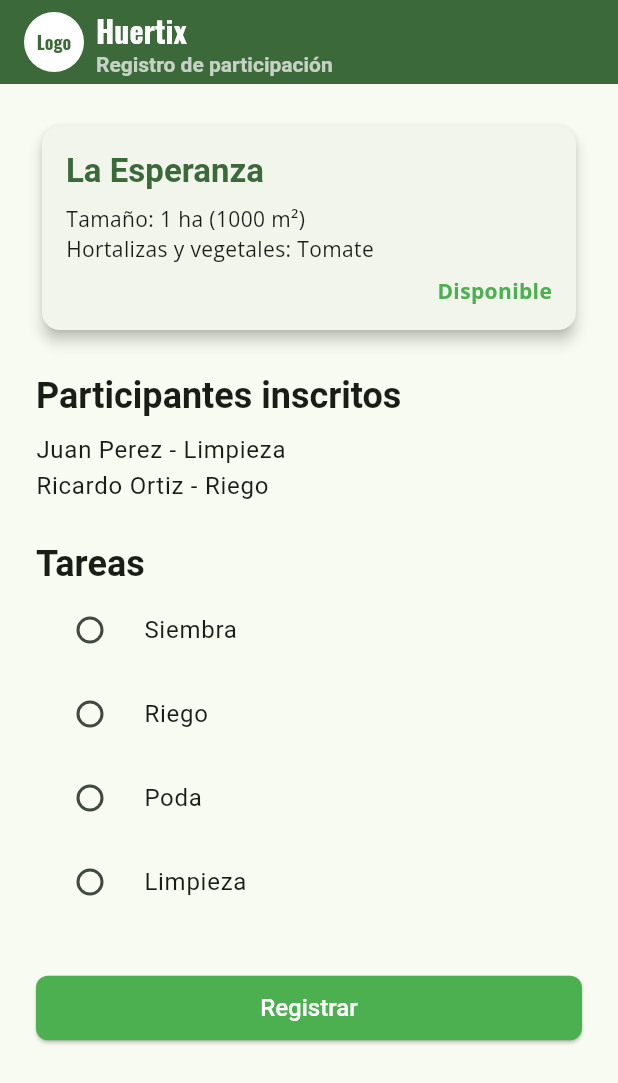
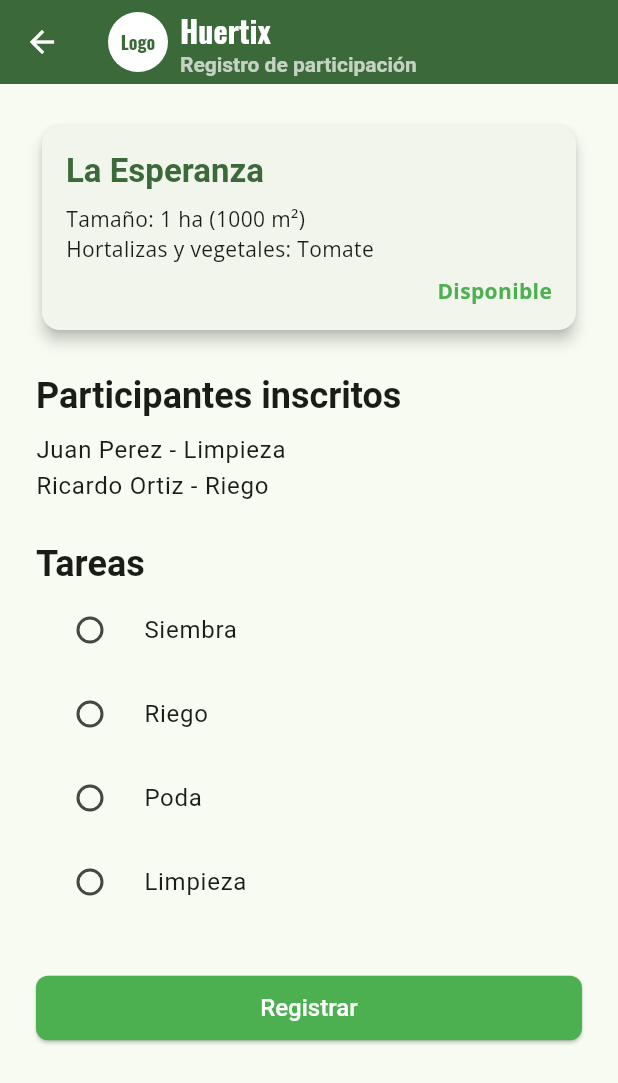
Before and after one commit to Camilord075/myapp, a Flutter app: the ParticipationRegistrationScreen screen opened by its route, on a phone screen of 412 x 824 dp. Shown: the top 1083 px of the screen. Run offline on Flutter 3.47's test engine with Material 3 defaults, Android fonts, the phone set to English and light mode, and no system bars; our stand-ins replace go_router, google_fonts.

Commit message:
Colocando vuelta al home desde participacion

```diff
--- a/lib/screens/participation_registration_screen.dart
+++ b/lib/screens/participation_registration_screen.dart
@@ -20,6 +20,12 @@ class _ParticipationRegistrationScreenState extends State<ParticipationRegistrat
       appBar: AppBar(
         backgroundColor: colorScheme.primary,
         foregroundColor: Colors.white,
+        leading: IconButton(
+          icon: const Icon(Icons.arrow_back, color: Colors.white), // Explicit back button
+          onPressed: () {
+            context.go('/dashboard'); // Navigate back to dashboard
+          },
+        ),
         title: Row(
           children: [
             Container(
```
